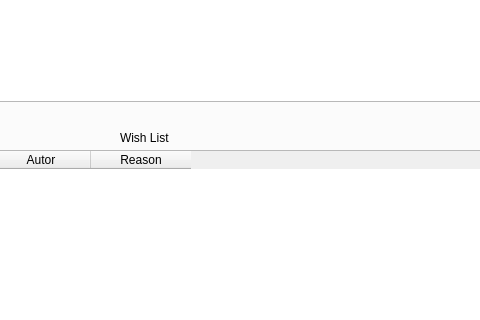
This is ToDoNotes/mainwindow.ui in andreyschelkovo/ToDoNotes as Qt 5 draws it before an edit; both pictures show x 122 to 602 and y 156 to 476 of the 1092 by 638 pixel window. The edited form follows.
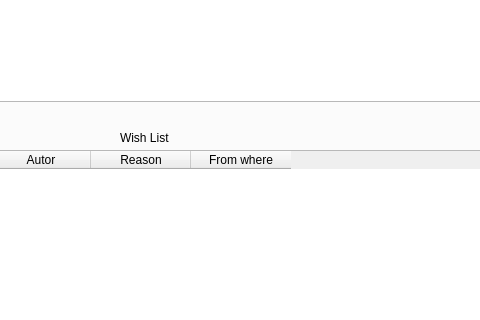
This is the edited form. The open tabs and pages were chosen to show the change.

What changed in the file:
```diff
--- a/ToDoNotes/mainwindow.ui
+++ b/ToDoNotes/mainwindow.ui
@@ -426,6 +426,11 @@
         <string>Reason</string>
        </property>
       </column>
+      <column>
+       <property name="text">
+        <string>From where</string>
+       </property>
+      </column>
      </widget>
      <widget class="QLabel" name="label_bookswishlist">
       <property name="geometry">
```
Left out of the diff: 2 changed lines with no effect on the pictures.
